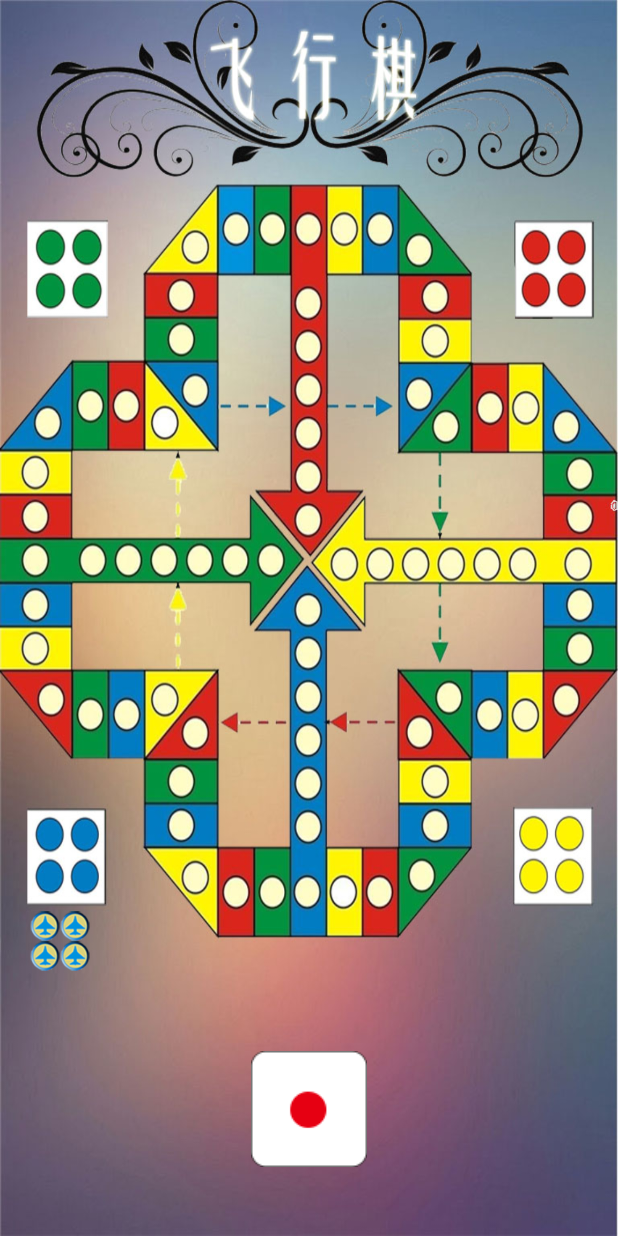
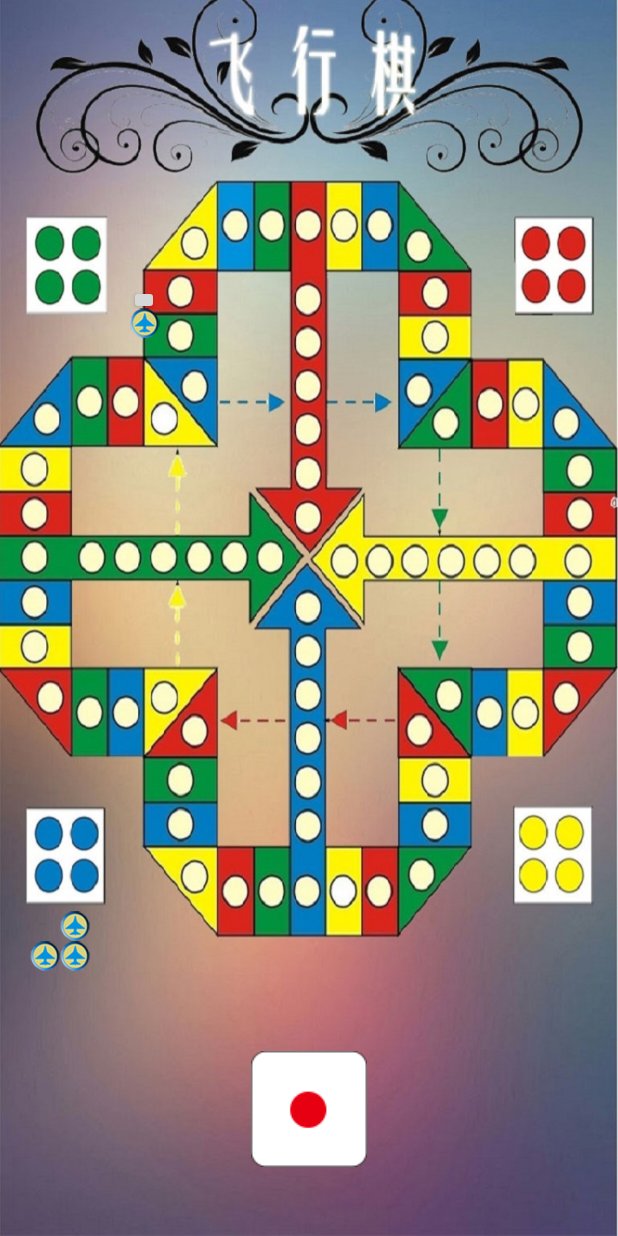
Before and after one commit to chenzhangyu/FlyChess, an Android app: the SinglePlay screen opened directly, with no data from a screen before it, after a tap on an icon or button, on a phone screen of 412 x 824 dp. Run offline under Robolectric (Android 15) with nearby library versions, the phone set to English and light mode, and no system bars.

Commit message:
增加了坐标计算部分

```diff
--- a/app/src/main/AndroidManifest.xml
+++ b/app/src/main/AndroidManifest.xml
@@ -22,11 +22,7 @@
             android:name=".SinglePlay"
             android:label="@string/app_name"
             android:theme="@style/AppTheme.NoActionBar">
-            <intent-filter>
-                <action android:name="android.intent.action.MAIN" />
 
-                <category android:name="android.intent.category.LAUNCHER" />
-            </intent-filter>
         </activity>
     </application>
 
--- a/app/src/main/java/com/example/weiqichen/myapplication/Global.java
+++ b/app/src/main/java/com/example/weiqichen/myapplication/Global.java
@@ -4,5 +4,5 @@ package com.example.weiqichen.myapplication;
  * Created by WeiqiChen on 2016/5/15.
  */
 public class Global {
-    static int ran=0;
+    static int ran=5; //方便测试临时设置
 }
--- a/app/src/main/java/com/example/weiqichen/myapplication/SinglePlay.java
+++ b/app/src/main/java/com/example/weiqichen/myapplication/SinglePlay.java
@@ -13,7 +13,6 @@ import android.widget.ImageView;
 import android.widget.Toast;
 
 import java.lang.ref.SoftReference;
-
 
 /**
  * Created by WeiqiChen on 2016/4/20.
@@ -39,8 +38,12 @@ public class SinglePlay extends AppCompatActivity {
         blue1.setOnClickListener(new View.OnClickListener() {
             @Override
             public void onClick(View v) {
-                if(Global.ran==5)
-                v.offsetLeftAndRight(100);
+                if(Global.ran==5) {
+                    float scale = getResources().getDisplayMetrics().density;
+                    float scaleDenesity = getResources().getDisplayMetrics().scaledDensity;
+                    v.setX(86*scale+0.5f);
+                    v.setY((float)(190*scale*1.08)+0.5f); //乘以屏幕尺寸缩放比 暂适配小米2s
+                }
             }
         });
     }
--- a/app/src/main/res/layout/scontent_main.xml
+++ b/app/src/main/res/layout/scontent_main.xml
@@ -3,7 +3,7 @@
     android:id="@+id/content"
     android:layout_width="match_parent"
     android:layout_height="match_parent"
-    android:background="@drawable/single"
+    android:background="@drawable/single1"
     >
 
     <ImageButton
--- a/app/src/main/res/layout/single_play.xml
+++ b/app/src/main/res/layout/single_play.xml
@@ -4,9 +4,16 @@
     xmlns:tools="http://schemas.android.com/tools"
     android:layout_width="match_parent"
     android:layout_height="match_parent"
-    android:fitsSystemWindows="true"
     tools:context="com.example.weiqichen.myapplication.SinglePlay">
 
     <include layout="@layout/scontent_main" />
 
+    <Button
+        android:layout_width="20dp"
+        android:layout_height="20dp"
+        android:text="New Button"
+        android:id="@+id/button"
+        android:layout_x="86dp"
+        android:layout_y="190dp" />
+
 </AbsoluteLayout>
```
Also changed, not shown: app/src/main/res/drawable/720x1280/single1.jpg (deleted).
